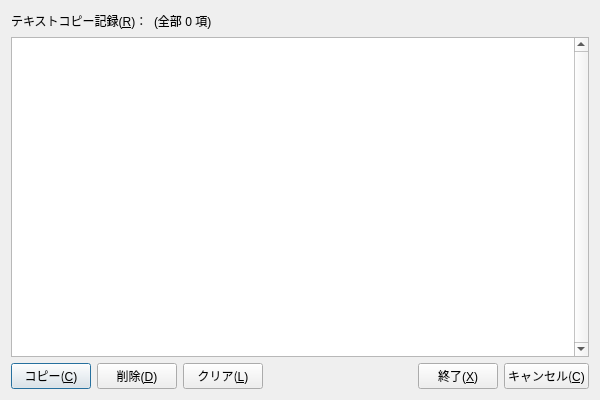
This is MainDialog.ui in Aoi-hosizora/ClipboardMonitor as Qt 5 draws it before an edit. The edited form follows.
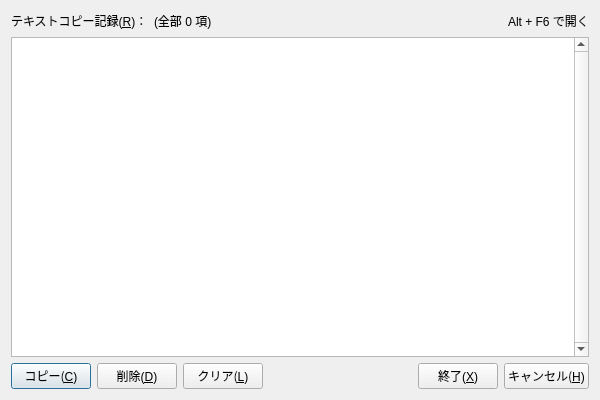
This is the edited form. Custom widgets are drawn as their Qt base class.

Commit message: Add Menu & Override ListWidget

Patch:
```diff
--- a/MainDialog.ui
+++ b/MainDialog.ui
@@ -51,6 +51,13 @@
        </property>
       </spacer>
      </item>
+     <item>
+      <widget class="QLabel" name="label_2">
+       <property name="text">
+        <string>Alt + F6 で開く</string>
+       </property>
+      </widget>
+     </item>
     </layout>
    </item>
    <item>
@@ -112,7 +119,10 @@
      <item>
       <widget class="QPushButton" name="pushButton_Cancel">
        <property name="text">
-        <string>キャンセル(&amp;C)</string>
+        <string>キャンセル(&amp;H)</string>
+       </property>
+       <property name="shortcut">
+        <string>Esc</string>
        </property>
       </widget>
      </item>
@@ -121,6 +131,13 @@
   </layout>
  </widget>
  <layoutdefault spacing="6" margin="11"/>
+ <customwidgets>
+  <customwidget>
+   <class>ListWidget</class>
+   <extends>QListWidget</extends>
+   <header location="global">listwidget.h</header>
+  </customwidget>
+ </customwidgets>
  <tabstops>
   <tabstop>listWidget</tabstop>
   <tabstop>pushButton_Copy</tabstop>
```
Left out of the diff: 15 changed lines with no effect on the pictures. The commit also changes 6 other files.
